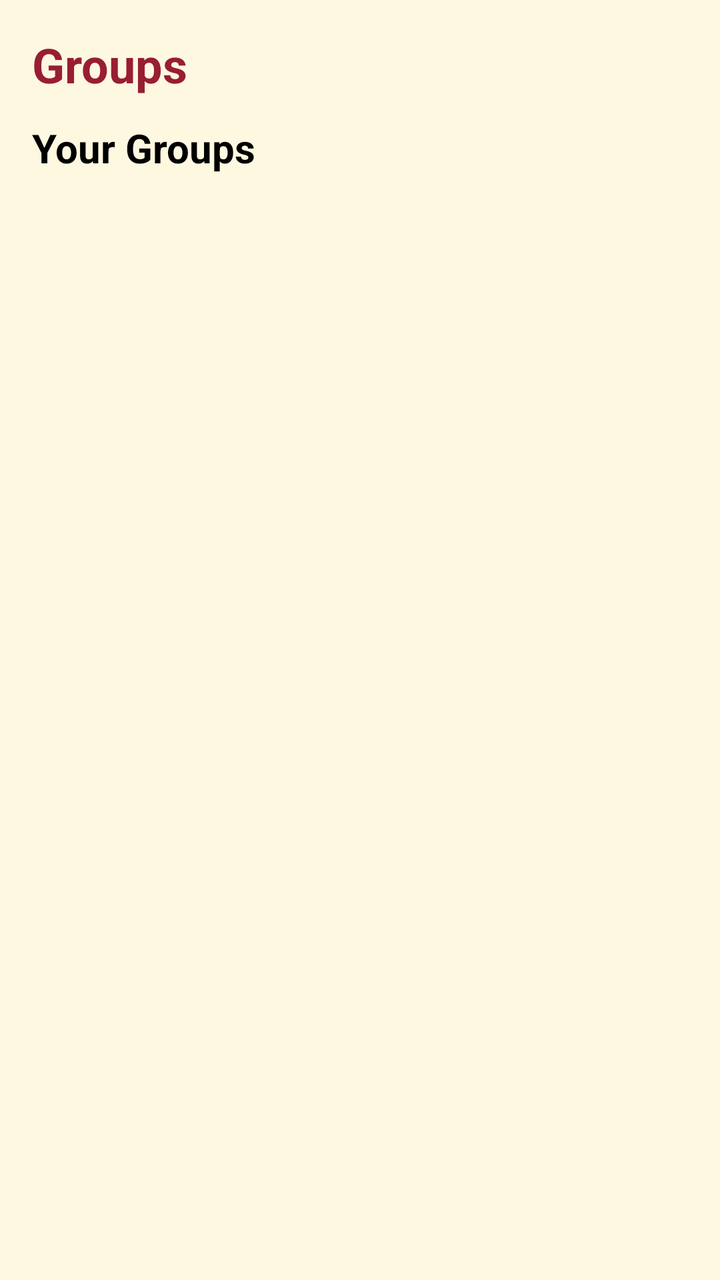
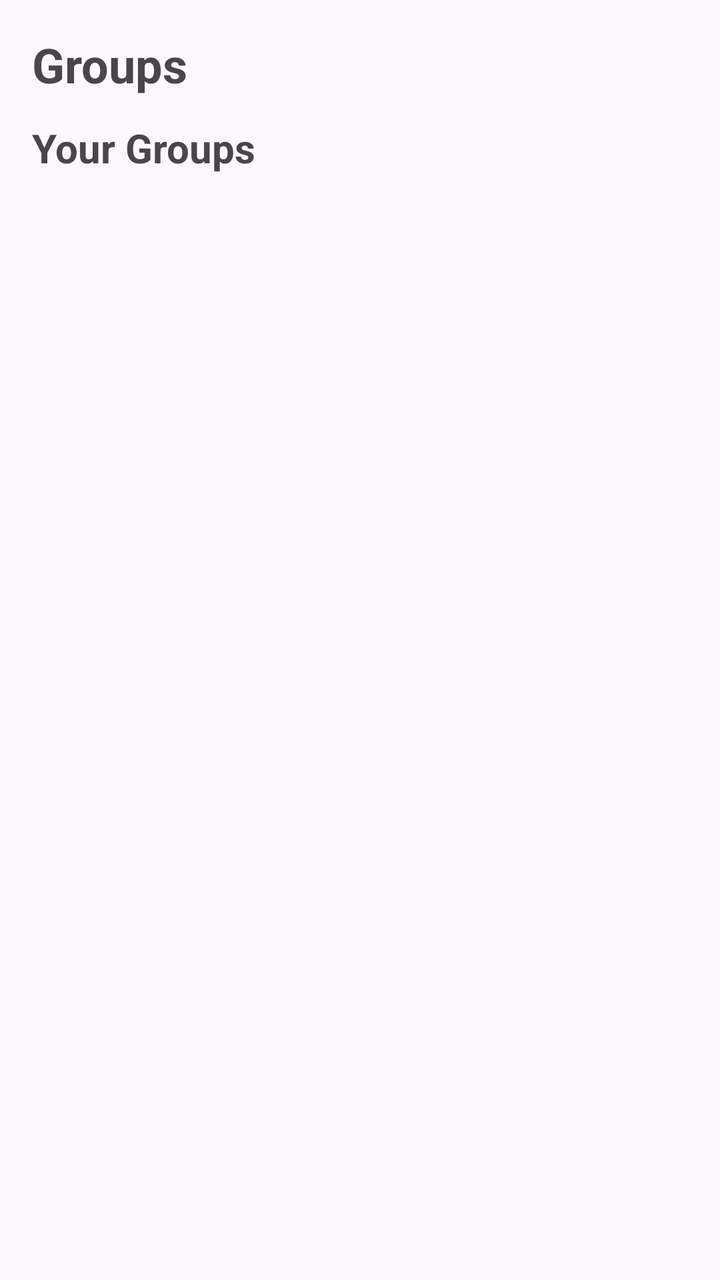

Before-and-after screenshots of an Android layout around one commit, followed by the original layout XML and the change that was made.
<!-- AndroidManifest.xml: application theme Theme.AndroidExample -->
<!-- res/layout/fragment_group.xml -->
<?xml version="1.0" encoding="utf-8"?>
<LinearLayout xmlns:android="http://schemas.android.com/apk/res/android"
    android:orientation="vertical"
    android:background="@color/background_light"
    android:layout_width="match_parent"
    android:layout_height="match_parent"
    android:padding="16dp">

    <TextView
        android:text="Groups"
        android:textSize="24sp"
        android:textStyle="bold"
        android:layout_marginBottom="12dp"
        android:textColor="@color/primary_dark"
        android:layout_width="wrap_content"
        android:layout_height="wrap_content"/>

    <TextView
        android:id="@+id/groupStatusTextView"
        android:layout_width="match_parent"
        android:layout_height="wrap_content"
        android:text="Your Groups"
        android:textStyle="bold"
        android:textSize="20sp"
        android:paddingBottom="8dp"
        android:textColor="@android:color/black" />

    <Button
        android:id="@+id/createGroupButton"
        android:layout_width="match_parent"
        android:layout_height="wrap_content"
        android:text="Create New Group"
        android:visibility="gone" />

    <androidx.recyclerview.widget.RecyclerView
        android:id="@+id/groupRecyclerView"
        android:layout_width="match_parent"
        android:layout_height="match_parent"
        android:clipToPadding="false"
        android:paddingBottom="100dp"/>

</LinearLayout>
<!-- resources referenced by this layout -->
<resources>
  <color name="background_light">#FFF8E1</color>
  <color name="primary_dark">#981E32</color>
  <style name="Theme.AndroidExample" parent="Theme.Material3.DayNight.NoActionBar">
          <item name="colorPrimary">@color/primary</item>
      </style>
  <color name="primary">#C8102E</color>
</resources>

<!-- the commit's change to res/layout/fragment_group.xml (unified diff, before → after) -->
@@ -1,7 +1,6 @@
 <?xml version="1.0" encoding="utf-8"?>
 <LinearLayout xmlns:android="http://schemas.android.com/apk/res/android"
     android:orientation="vertical"
-    android:background="@color/background_light"
     android:layout_width="match_parent"
     android:layout_height="match_parent"
     android:padding="16dp">
@@ -11,7 +10,6 @@
         android:textSize="24sp"
         android:textStyle="bold"
         android:layout_marginBottom="12dp"
-        android:textColor="@color/primary_dark"
         android:layout_width="wrap_content"
         android:layout_height="wrap_content"/>
 
@@ -22,8 +20,7 @@
         android:text="Your Groups"
         android:textStyle="bold"
         android:textSize="20sp"
-        android:paddingBottom="8dp"
-        android:textColor="@android:color/black" />
+        android:paddingBottom="8dp"/>
 
     <Button
         android:id="@+id/createGroupButton"
<!-- resource entries referenced after the edit -->
@@ -1,10 +1,10 @@
 <!-- resources referenced by this layout -->
 <resources>
-  <color name="background_light">#FFF8E1</color>
-  <color name="primary_dark">#981E32</color>
   <style name="Theme.AndroidExample" parent="Theme.Material3.DayNight.NoActionBar">
           <item name="colorPrimary">@color/primary</item>
+          <item name="colorOnPrimaryContainer">@color/white</item>
       </style>
   <color name="primary">#C8102E</color>
+  <color name="white">#FFFFFF</color>
 </resources>
 
